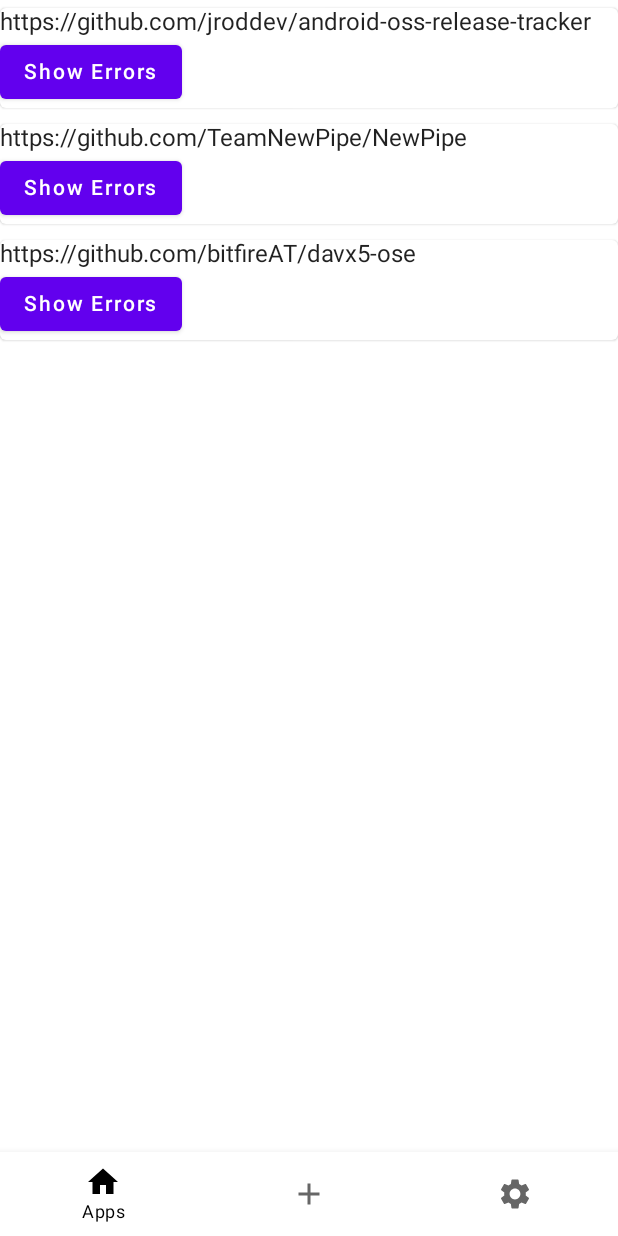
After one commit to jroddev/android-oss-release-tracker, an Android app built with Jetpack Compose: the AppsScreen screen opened through its navigation route, on a phone screen of 412 x 824 dp. The commit adds this screen. Run offline under Robolectric (Android 15) with nearby library versions, the phone set to English and light mode, and no system bars; our stand-ins replace Volley; network calls fail; pictures from the network do not load.

Commit message:
Add app navigation for pages apps, new, and settings

```diff
--- a/app/build.gradle
+++ b/app/build.gradle
@@ -56,6 +56,7 @@
     implementation 'androidx.compose.material:material:1.1.1'
     implementation "io.coil-kt:coil-compose:2.2.2"
     implementation 'com.android.volley:volley:1.2.1'
+    implementation "androidx.navigation:navigation-compose:2.5.2"
     testImplementation 'junit:junit:4.13.2'
     androidTestImplementation 'androidx.test.ext:junit:1.1.3'
     androidTestImplementation 'androidx.test.espresso:espresso-core:3.4.0'
--- /dev/null
+++ b/app/src/main/java/com/jroddev/android_oss_release_tracker/ui/AppsScreen.kt
@@ -0,0 +1,191 @@
+package com.jroddev.android_oss_release_tracker.ui
+
+import android.content.Intent
+import android.content.pm.PackageManager
+import android.net.Uri
+import androidx.compose.foundation.layout.*
+import androidx.compose.material.Button
+import androidx.compose.material.Card
+import androidx.compose.material.Text
+import androidx.compose.runtime.Composable
+import androidx.compose.runtime.mutableStateListOf
+import androidx.compose.runtime.mutableStateOf
+import androidx.compose.runtime.remember
+import androidx.compose.ui.Alignment
+import androidx.compose.ui.Modifier
+import androidx.compose.ui.graphics.Color
+import androidx.compose.ui.platform.LocalContext
+import androidx.compose.ui.text.style.TextAlign
+import androidx.compose.ui.unit.Dp
+import androidx.compose.ui.unit.dp
+import androidx.compose.ui.unit.sp
+import coil.compose.AsyncImage
+import com.android.volley.RequestQueue
+import com.jroddev.android_oss_release_tracker.repo.MetaDataState
+import com.jroddev.android_oss_release_tracker.repo.RepoMetaData
+
+
+@Composable
+fun AppsScreen(
+    packageManager: PackageManager,
+    requestQueue: RequestQueue
+) {
+    val repoUrls = remember { listOf(
+        "https://github.com/jroddev/android-oss-release-tracker",
+//                            "https://gitlab.com/AuroraOSS/AuroraStore",
+        "https://github.com/TeamNewPipe/NewPipe",
+        "https://github.com/bitfireAT/davx5-ose"
+    )}
+
+    Column {
+        repoUrls.forEach { url -> RenderItem(packageManager, requestQueue, url) }
+    }
+}
+
+
+@Composable
+fun UnsupportedTracker(metaData: RepoMetaData) {
+    Text(text = "${metaData.repoUrl} could not be parsed or is not supported")
+}
+
+@Composable
+fun LoadingTracker(metaData: RepoMetaData) {
+    Text(text = "loading ${metaData.appName}")
+}
+
+@Composable
+fun ErroredTracker(metaData: RepoMetaData) {
+    val showErrors = remember { mutableStateOf(false) }
+    val bullet = "\u2022"
+
+    Column {
+        Text(text = metaData.repoUrl)
+        Button(onClick = { showErrors.value = !showErrors.value }) {
+            Text(text = if (showErrors.value) "Hide Errors" else "Show Errors")
+        }
+        if (showErrors.value) {
+            Column(modifier = Modifier.padding(Dp(15f), Dp(0f))) {
+                metaData.errors.forEach {
+                    Text(text = "$bullet $it", color = Color.Red)
+                }
+            }
+        }
+    }
+}
+
+@Composable
+fun LoadedTracker(metaData: RepoMetaData) {
+    val ctx = LocalContext.current
+
+    Row(verticalAlignment = Alignment.CenterVertically) {
+        Column(modifier = Modifier.size(50.dp, 50.dp)) {
+            println("load ${metaData.iconUrl}")
+            AsyncImage(
+                model = metaData.iconUrl,
+                contentDescription = null,
+                modifier = Modifier.fillMaxSize()
+            )
+        }
+        Column(modifier = Modifier.padding(Dp(15f), Dp(0f))) {
+            Text(text = metaData.appName)
+
+            if (metaData.packageName.value == null) {
+                Text(text = "installed: " + (metaData.installedVersion.value ?: "<loading>"))
+            } else {
+                Text(text = "installed: ${metaData.installedVersion.value}")
+            }
+
+            val latestInstalled = metaData.latestVersion.value != null
+                    && metaData.installedVersion.value != null
+                    && metaData.latestVersion.value!! <= metaData.installedVersion.value!!
+            Text(
+                text = "latest: ${metaData.latestVersion.value ?: "<loading>"}",
+                color = if(!latestInstalled) Color.Blue else Color.Black
+            )
+            Text(text = metaData.latestVersionDate.value ?: "", fontSize = 12.sp)
+        }
+
+        Column(
+            modifier = Modifier
+                .height(81.dp)
+                .padding(5.dp, 0.dp),
+            verticalArrangement = Arrangement.Bottom,
+            horizontalAlignment = Alignment.End
+        ) {
+            // Make this a hyperlink on the latest version text to save space
+            if (metaData.latestVersionUrl.value != null) {
+                Button(onClick = {
+                    val urlIntent = Intent(
+                        Intent.ACTION_VIEW,
+                        Uri.parse(metaData.latestVersionUrl.value)
+                    )
+                    ctx.startActivity(urlIntent)
+                }) {
+                    Text(text = "Latest")
+                }
+            }
+            val packageNameValue = metaData.packageName.value
+            if (packageNameValue != null) {
+                Text(
+                    text = packageNameValue,
+                    textAlign = TextAlign.Right,
+                    modifier = Modifier.fillMaxWidth(),
+                    fontSize = 12.sp
+                )
+            }
+
+        }
+
+    }
+
+
+}
+
+
+
+@Composable
+fun RenderItem(
+    packageManager: PackageManager,
+    requestQueue: RequestQueue,
+    repoUrl: String
+) {
+    val state = remember { mutableStateOf(MetaDataState.Loading) }
+    val packageName = remember { mutableStateOf<String?>(null) }
+    val installedVersion = remember { mutableStateOf<String?>(null) }
+    val latestVersionDate = remember { mutableStateOf<String?>(null) }
+    val latestVersion = remember { mutableStateOf<String?>(null) }
+    val latestVersionUrl = remember { mutableStateOf<String?>(null) }
+    val errors = remember { mutableStateListOf<String>() }
+
+    val metaData = remember { RepoMetaData(
+        requestQueue,
+        state,
+        repoUrl,
+        packageName,
+        installedVersion,
+        latestVersion,
+        latestVersionDate,
+        latestVersionUrl,
+        errors
+    ) }
+
+    if (metaData.installedVersion.value == null && metaData.packageName.value != null) {
+        metaData.installedVersion.value = packageManager
+            .getInstalledPackages(0)
+            .find { it.packageName == packageName.value }
+            ?.versionName ?: "not installed"
+    }
+
+    Card(
+        modifier = Modifier
+            .fillMaxWidth()
+            .padding(0.dp, 5.dp)
+    ) {
+        when(metaData.state.value) {
+            MetaDataState.Unsupported -> UnsupportedTracker(metaData)
+            MetaDataState.Loading -> LoadingTracker(metaData)
+            MetaDataState.Errored -> ErroredTracker(metaData)
+            MetaDataState.Loaded -> LoadedTracker(metaData)
+        }
+    }
+}
--- /dev/null
+++ b/app/src/main/java/com/jroddev/android_oss_release_tracker/ui/Navigation.kt
@@ -0,0 +1,100 @@
+package com.jroddev.android_oss_release_tracker.ui
+
+import android.content.pm.PackageManager
+import androidx.compose.foundation.layout.PaddingValues
+import androidx.compose.foundation.layout.padding
+import androidx.compose.material.*
+import androidx.compose.material.icons.Icons
+import androidx.compose.material.icons.filled.*
+import androidx.compose.runtime.Composable
+import androidx.compose.runtime.getValue
+import androidx.compose.ui.Modifier
+import androidx.compose.ui.graphics.vector.ImageVector
+import androidx.navigation.NavHostController
+import androidx.navigation.compose.NavHost
+import androidx.navigation.compose.composable
+import androidx.navigation.compose.currentBackStackEntryAsState
+import com.android.volley.RequestQueue
+
+data class BottomNavItem(
+    val label: String,
+    val icon: ImageVector,
+    val route:String,
+)
+
+object Constants {
+    val BottomNavItems = listOf(
+        BottomNavItem(
+            label = "Apps",
+            icon = Icons.Filled.Home,
+            route = "apps"
+        ),
+        BottomNavItem(
+            label = "New",
+            icon = Icons.Filled.Add,
+            route = "new"
+        ),
+        BottomNavItem(
+            label = "Settings",
+            icon = Icons.Filled.Settings,
+            route = "settings"
+        )
+    )
+}
+
+@Composable
+fun NavHostContainer(
+    navController: NavHostController,
+    padding: PaddingValues,
+    packageManager: PackageManager,
+    requestQueue: RequestQueue
+) {
+
+    NavHost(
+        navController = navController,
+        startDestination = "apps",
+        modifier = Modifier.padding(paddingValues = padding),
+        builder = {
+
+            // route : Home
+            composable("apps") {
+                AppsScreen(packageManager, requestQueue)
+            }
+
+            // route : search
+            composable("new") {
+                NewTrackerScreen()
+            }
+
+            // route : profile
+            composable("settings") {
+                SettingsScreen()
+            }
+        })
+}
+
+
+@Composable
+fun BottomNavigationBar(navController: NavHostController) {
+
+    BottomNavigation(backgroundColor = MaterialTheme.colors.background) {
+        val navBackStackEntry by navController.currentBackStackEntryAsState()
+        val currentRoute = navBackStackEntry?.destination?.route
+
+        Constants.BottomNavItems.forEach { navItem ->
+            BottomNavigationItem(
+                selected = currentRoute == navItem.route,
+                onClick = {
+                    navController.navigate(navItem.route)
+                },
+                icon = {
+                    Icon(imageVector = navItem.icon, contentDescription = navItem.label)
+                },
+                label = {
+                    Text(text = navItem.label)
+                },
+                alwaysShowLabel = false
+            )
+        }
+    }
+}
```
Also changed, not shown: app/src/main/java/com/jroddev/android_oss_release_tracker/MainActivity.kt (+15 -186 lines), app/src/main/java/com/jroddev/android_oss_release_tracker/ui/NewTrackerScreen.kt (added, +9 -0 lines), app/src/main/java/com/jroddev/android_oss_release_tracker/ui/SettingsScreen.kt (added, +9 -0 lines).
